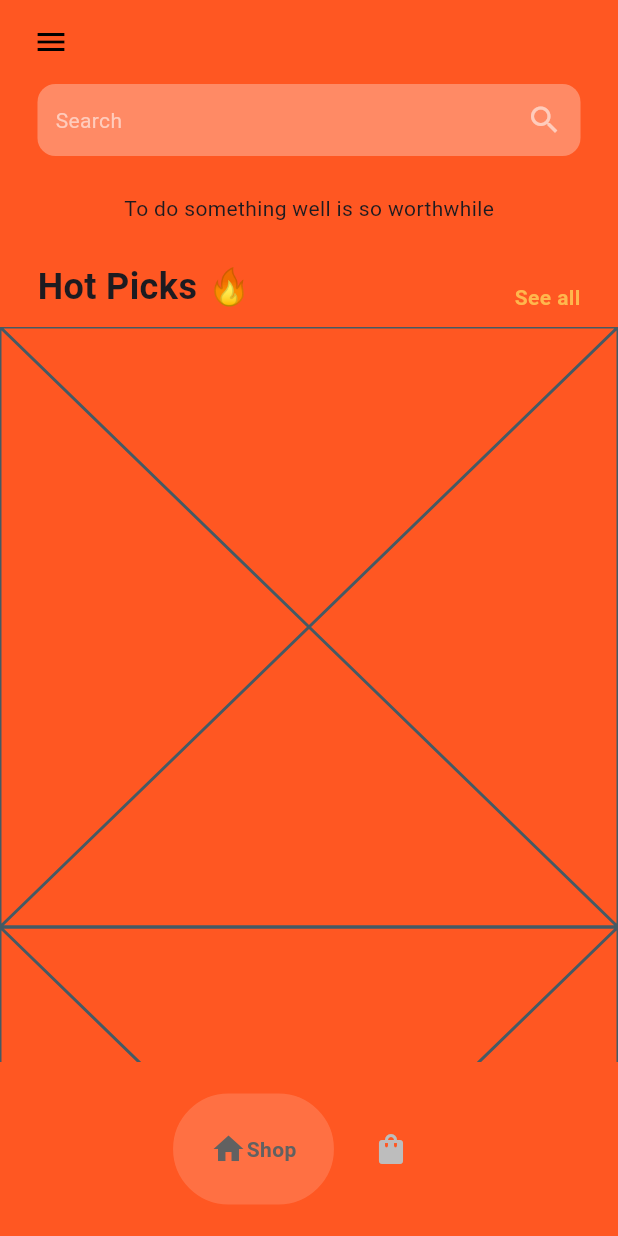
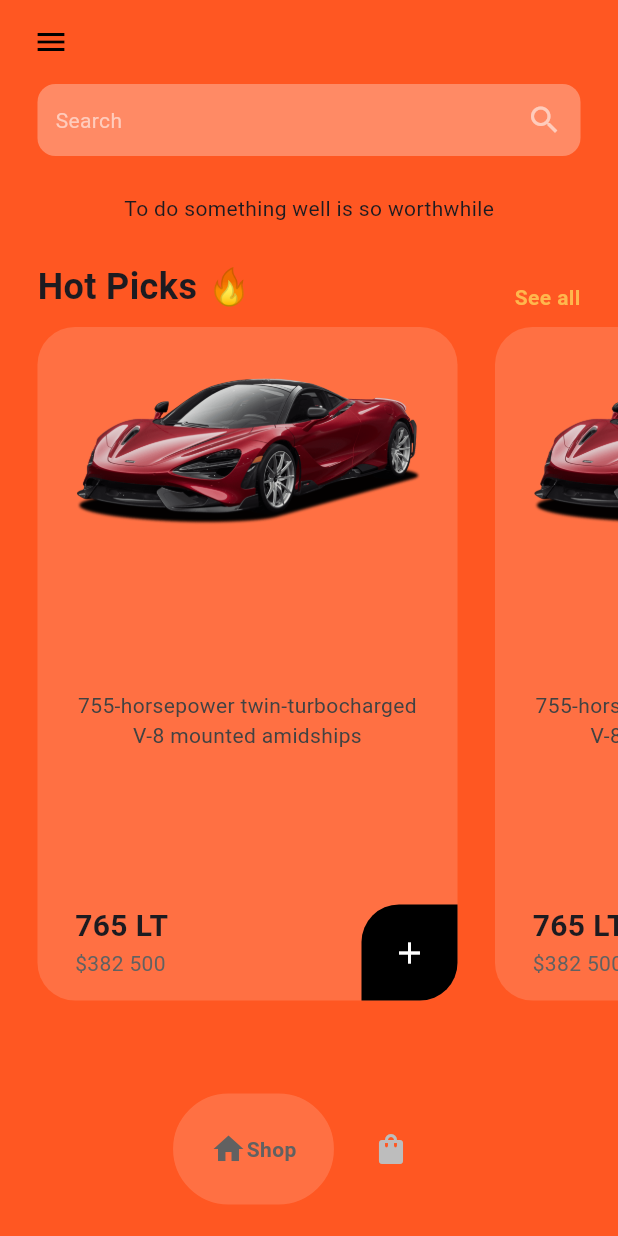
Before and after one commit to SteiKnight/ecommerceapp, a Flutter app: the HomePage screen opened by its route, on a phone screen of 412 x 824 dp. Run offline on Flutter 3.47's test engine with Material 3 defaults, Android fonts, the phone set to English and light mode, and no system bars; drawn by our look-alikes of google_nav_bar.

Commit message:
modified: created all the cart class methods

```diff
--- a/lib/components/car_tile.dart
+++ b/lib/components/car_tile.dart
@@ -1,10 +1,96 @@
+import 'package:ecommerceapp/models/Car.dart';
 import 'package:flutter/material.dart';
 
 class CarTile extends StatelessWidget {
-  const CarTile({super.key});
+  Car car;
+  CarTile({
+    super.key,
+    required this.car,
+  });
 
   @override
   Widget build(BuildContext context) {
-    return const Placeholder();
+    return Container(
+      margin: EdgeInsets.only(left: 25),
+      width: 280,
+      decoration: BoxDecoration(
+        color: Colors.deepOrange[400],
+        borderRadius: BorderRadius.circular(25),
+      ),
+      //child: Padding(
+      //padding: const EdgeInsets.all(25),
+      child: Column(
+        mainAxisAlignment: MainAxisAlignment.spaceBetween,
+        children: [
+          //car pic
+          Container(
+            margin: EdgeInsets.only(
+              top: 25,
+              left: 25,
+              right: 25,
+            ),
+            child: Image.asset(car.imagePath),
+          ),
+          //description
+          Container(
+            margin: EdgeInsets.symmetric(horizontal:25),
+            child: Text(
+              textAlign: TextAlign.center,
+              car.description,
+              style: TextStyle(
+                color: Colors.grey[800],
+              ),
+            ),
+          ),
+          //price +detail
+          Padding(
+            padding: const EdgeInsets.only(left: 25),
+            child: Row(
+              mainAxisAlignment: MainAxisAlignment.spaceBetween,
+              crossAxisAlignment: CrossAxisAlignment.start,
+              children: [
+                Column(
+                  crossAxisAlignment: CrossAxisAlignment.start,
+                  children: [
+                    //car model
+                    Text(
+                      car.model,
+                      style: TextStyle(
+                        fontWeight: FontWeight.bold,
+                        fontSize: 20,
+                      ),
+                    ),
+
+                    //price
+                    Text(
+                      '\$' + car.price,
+                      style: TextStyle(
+                        color: Colors.grey[700],
+                      ),
+                    ),
+                  ],
+                ),
+
+                //add to cart button
+                Container(
+                    padding: EdgeInsets.all(20),
+                    decoration: BoxDecoration(
+                      color: Colors.black,
+                      borderRadius: BorderRadius.only(
+                        topLeft: Radius.circular(25),
+                        bottomRight: Radius.circular(25),
+                      ),
+                    ),
+                    child: Icon(
+                      Icons.add,
+                      color: Colors.white,
+                    )),
+              ],
+            ),
+          ),
+        ],
+      ),
+      //),
+    );
   }
 }
--- /dev/null
+++ b/lib/models/cart.dart
@@ -0,0 +1,51 @@
+import 'package:ecommerceapp/models/car.dart';
+
+class Cart {
+  //list of cars
+  List<Car> carShop = [
+    Car(
+        model: '650S',
+        price: '144 870',
+        imagePath: 'lib/images/650s.png',
+        description: '3.8 L twin-turbocharged M838T V8'),
+    Car(
+        model: '675LT',
+        price: '289 990',
+        imagePath: 'lib/images/675lt.png',
+        description: '3.8 V8 Bi-turbo 675 ch - Traitement MSO'),
+    Car(
+        model: '720S',
+        price: '321 000',
+        imagePath: 'lib/images/720s.png',
+        description:
+            '4.0L twin-turbocharged V8 delivers 720PS and 770Nm of torque'),
+    Car(
+      model: '765 LT',
+      price: '382 500',
+      imagePath: 'lib/images/765lt.png',
+      description: '755-horsepower twin-turbocharged V-8 mounted amidships',
+    )
+  ];
+  //list of cars in user cart
+  List<Car> userCart = [];
+
+  //get list of cars for sale
+  List<Car> getCarList() {
+    return carShop;
+  }
+
+  //get cart
+  List<Car> getUserCart() {
+    return userCart;
+  }
+
+  //add items to cart
+  void addItemToCart(Car car) {
+    userCart.add(car);
+  }
+
+  //remove item from cart
+  void removeFromCart(Car car) {
+    userCart.remove(car);
+  }
+}
--- a/lib/pages/shop_page.dart
+++ b/lib/pages/shop_page.dart
@@ -1,4 +1,5 @@
 import 'package:ecommerceapp/components/car_tile.dart';
+import 'package:ecommerceapp/models/Car.dart';
 import 'package:flutter/material.dart';
 
 class ShopPage extends StatefulWidget {
@@ -70,9 +71,25 @@ class _ShopPageState extends State<ShopPage> {
 
         Expanded(
           child: ListView.builder(
+            itemCount: 4,
+            scrollDirection: Axis.horizontal,
             itemBuilder: (context, index) {
-              return CarTile();
+              //create a car
+              Car car = Car(
+                model: '765 LT',
+                price: '382 500',
+                imagePath: 'lib/images/765lt.png',
+                description:
+                    '755-horsepower twin-turbocharged V-8 mounted amidships',
+              );
+              return CarTile(car: car);
             },
+          ),
+        ),
+        Padding(
+          padding: const EdgeInsets.only(top: 25),
+          child: Divider(
+            color: Colors.transparent,
           ),
         )
       ],
```
